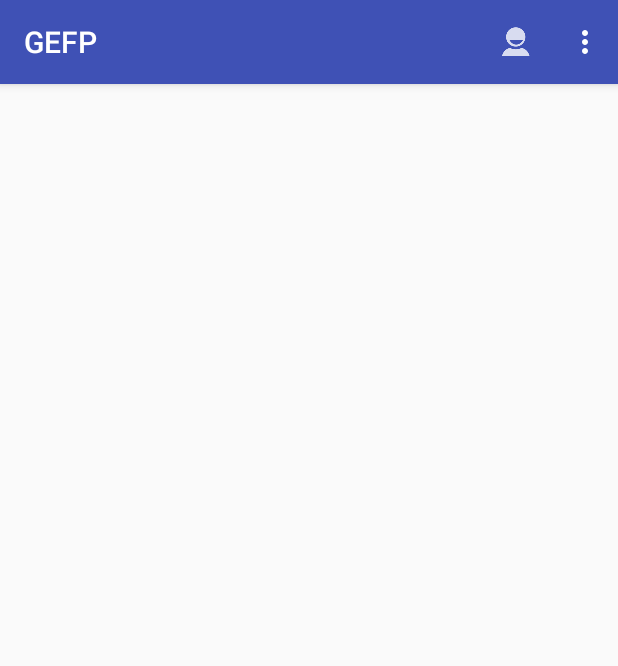
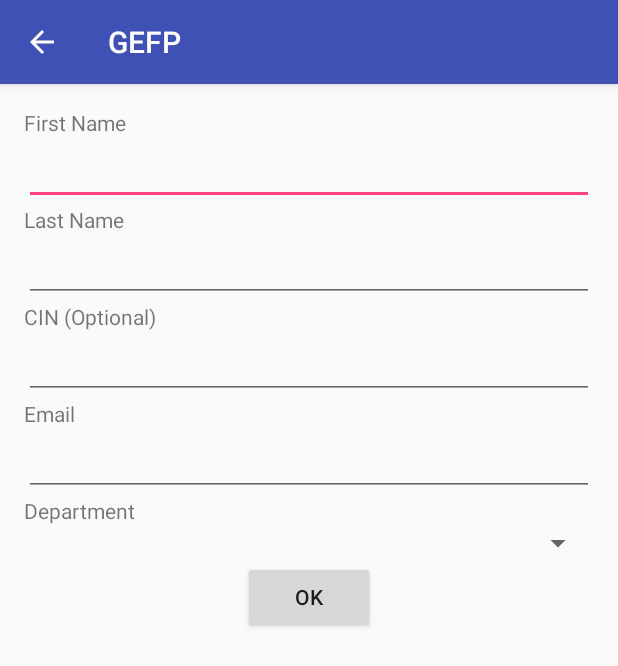
Before and after one commit to cysun/gefp-aa, an Android app: the StagesActivity screen opened directly, with no data from a screen before it, after a tap on "Profile", on a phone screen of 412 x 824 dp. Shown: the top 666 px of the screen. Run offline under Robolectric (Android 15) with nearby library versions, the phone set to English and light mode, and no system bars; network calls fail; 2 statements that could not run were skipped.

Commit message:
Added profile activity. Prototype completed.

```diff
--- a/app/src/main/java/csula/edu/gefp/LoginActivity.java
+++ b/app/src/main/java/csula/edu/gefp/LoginActivity.java
@@ -56,8 +56,7 @@ public class LoginActivity extends AppCompatActivity {
                 msg = getResources().getString(R.string.toast_login_success);
                 startDefaultActivity();
             }
-            Toast.makeText(getApplicationContext(), msg, Toast.LENGTH_SHORT)
-                    .show();
+            Toast.makeText(getApplicationContext(), msg, Toast.LENGTH_SHORT).show();
         }
     }
 
--- /dev/null
+++ b/app/src/main/java/csula/edu/gefp/ProfileActivity.java
@@ -0,0 +1,170 @@
+package csula.edu.gefp;
+
+import android.os.AsyncTask;
+import android.os.Bundle;
+import android.support.v7.app.AppCompatActivity;
+import android.text.Editable;
+import android.text.TextWatcher;
+import android.util.Log;
+import android.view.View;
+import android.widget.AdapterView;
+import android.widget.ArrayAdapter;
+import android.widget.Button;
+import android.widget.EditText;
+import android.widget.Spinner;
+import android.widget.Toast;
+
+import java.util.ArrayList;
+import java.util.List;
+
+import csula.edu.gefp.model.Department;
+import csula.edu.gefp.model.User;
+import csula.edu.gefp.model.UserData;
+
+public class ProfileActivity extends AppCompatActivity {
+
+    private User user;
+    private boolean profileChanged;
+    private List<Department> departments;
+
+    private EditText profileFirstName, profileLastName, profileCin, profileEmail;
+
+    private Spinner profileDepartment;
+    private ArrayAdapter<Department> departmentsAdapter;
+
+    @Override
+    protected void onCreate(Bundle savedInstanceState) {
+        super.onCreate(savedInstanceState);
+        setContentView(R.layout.activity_profile);
+
+        user = new User();
+        UserData.getInstance(this).getUser().copyTo(user);
+        profileChanged = false;
+
+        profileFirstName = (EditText) findViewById(R.id.profileFirstName);
+        profileFirstName.setText(user.getFirstName());
+        profileFirstName.addTextChangedListener(new FieldTextWatcher("firstName"));
+        profileLastName = (EditText) findViewById(R.id.profileLastName);
+        profileLastName.setText(user.getLastName());
+        profileLastName.addTextChangedListener(new FieldTextWatcher("lastName"));
+        profileCin = (EditText) findViewById(R.id.profileCin);
+        profileCin.setText(user.getCin());
+        profileCin.addTextChangedListener(new FieldTextWatcher("cin"));
+        profileEmail = (EditText) findViewById(R.id.profileEmail);
+        profileEmail.setText(user.getEmail());
+        profileEmail.addTextChangedListener(new FieldTextWatcher("email"));
+
+        departments = new ArrayList<>();
+        departments.add(user.getMajor());
+        departmentsAdapter = new ArrayAdapter<>(this, android.R.layout.simple_spinner_item, departments);
+        departmentsAdapter.setDropDownViewResource(android.R.layout.simple_spinner_dropdown_item);
+        profileDepartment = (Spinner) findViewById(R.id.profileDepartment);
+        profileDepartment.setAdapter(departmentsAdapter);
+        profileDepartment.setOnItemSelectedListener(new AdapterView.OnItemSelectedListener() {
+            @Override
+            public void onItemSelected(AdapterView<?> parent, View view, int position, long id) {
+                Department department = departments.get(position);
+                if (department.getId() != user.getMajor().getId()) {
+                    user.setMajor(department);
+                    profileChanged = true;
+                }
+            }
+
+            @Override
+            public void onNothingSelected(AdapterView<?> parent) {
+            }
+        });
+        (new DepartmentsTask()).execute();
+
+        Button profileButton = (Button) findViewById(R.id.profileButton);
+        profileButton.setOnClickListener(new View.OnClickListener() {
+            @Override
+            public void onClick(View v) {
+                if (!profileChanged) finish();
+                else
+                    (new ProfileTask()).execute();
+            }
+        });
+    }
+
+    private class FieldTextWatcher implements TextWatcher {
+
+        private String fieldName;
+
+        private FieldTextWatcher(String fieldName) {
+            this.fieldName = fieldName;
+        }
+
+        @Override
+        public void beforeTextChanged(CharSequence s, int start, int count, int after) {
+        }
+
+        @Override
+        public void onTextChanged(CharSequence s, int start, int before, int count) {
+            profileChanged = true;
+            switch (fieldName) {
+                case "firstName":
+                    user.setFirstName(s.toString());
+                    break;
+                case "lastName":
+                    user.setLastName(s.toString());
+                    break;
+                case "cin":
+                    user.setCin(s.toString());
+                    break;
+                case "email":
+                    user.setEmail(s.toString());
+                    break;
+                default:
+                    Log.w("ProfileActivity", "Unrecognized field: " + fieldName);
+            }
+        }
+
+        @Override
+        public void afterTextChanged(Editable s) {
+        }
+    }
+
+    private class DepartmentsTask extends AsyncTask<Void, Void, List<Department>> {
+
+        @Override
+        protected List<Department> doInBackground(Void... params) {
+            return WebServiceClient.getDepartments();
+        }
+
+        @Override
+        protected void onPostExecute(List<Department> departments) {
+            ProfileActivity.this.departments = departments;
+            departmentsAdapter.clear();
+            departmentsAdapter.addAll(departments);
+            departmentsAdapter.notifyDataSetChanged();
+            for (int i = 0; i < departments.size(); ++i)
+                if (departments.get(i).getId() == user.getMajor().getId()) {
+                    profileDepartment.setSelection(i);
+                    break;
+                }
+        }
+    }
+
+    private class ProfileTask extends AsyncTask<Void, Void, User> {
+
+        @Override
+        protected User doInBackground(Void... params) {
+            return WebServiceClient.updateProfile(user);
+        }
+
+        @Override
+        protected void onPostExecute(User returnedUser) {
+            String msg = getResources().getString(R.string.toast_profile_failure);
+            if (returnedUser != null) {
+                UserData userData = UserData.getInstance(getApplicationContext());
+                user.copyTo(userData.getUser());
+                userData.toPreferences();
+                profileChanged = false;
+                msg = getResources().getString(R.string.toast_profile_success);
+            }
+            Toast.makeText(getApplicationContext(), msg, Toast.LENGTH_SHORT).show();
+        }
+    }
+
+}
--- a/app/src/main/java/csula/edu/gefp/StagesActivity.java
+++ b/app/src/main/java/csula/edu/gefp/StagesActivity.java
@@ -49,6 +49,9 @@ public class StagesActivity extends AppCompatActivity {
     @Override
     public boolean onOptionsItemSelected(MenuItem item) {
         switch (item.getItemId()) {
+            case R.id.menu_item_profile:
+                startActivity(new Intent(getApplicationContext(), ProfileActivity.class));
+                return true;
             case R.id.menu_item_logout:
                 UserData.getInstance(this).clear();
                 Intent intent = new Intent(StagesActivity.this, LoginActivity.class);
--- /dev/null
+++ b/app/src/main/res/layout/activity_profile.xml
@@ -0,0 +1,102 @@
+<?xml version="1.0" encoding="utf-8"?>
+<RelativeLayout xmlns:android="http://schemas.android.com/apk/res/android"
+    xmlns:tools="http://schemas.android.com/tools"
+    android:layout_width="match_parent"
+    android:layout_height="match_parent"
+    android:paddingBottom="@dimen/activity_vertical_margin"
+    android:paddingLeft="@dimen/activity_horizontal_margin"
+    android:paddingRight="@dimen/activity_horizontal_margin"
+    android:paddingTop="@dimen/activity_vertical_margin"
+    tools:context="csula.edu.gefp.ProfileActivity">
+
+    <TextView
+        android:id="@+id/profileLabelFirstName"
+        android:layout_width="match_parent"
+        android:layout_height="wrap_content"
+        android:text="First Name" />
+
+    <EditText
+        android:id="@+id/profileFirstName"
+        android:layout_width="match_parent"
+        android:layout_height="wrap_content"
+        android:layout_alignParentLeft="true"
+        android:layout_alignParentStart="true"
+        android:layout_below="@+id/profileLabelFirstName" />
+
+    <TextView
+        android:id="@+id/profileLabelLastName"
+        android:layout_width="match_parent"
+        android:layout_height="wrap_content"
+        android:layout_alignParentLeft="true"
+        android:layout_alignParentStart="true"
+        android:layout_below="@+id/profileFirstName"
+        android:text="Last Name" />
+
+    <EditText
+        android:id="@+id/profileLastName"
+        android:layout_width="match_parent"
+        android:layout_height="wrap_content"
+        android:layout_alignParentLeft="true"
+        android:layout_alignParentStart="true"
+        android:layout_below="@+id/profileLabelLastName" />
+
+    <TextView
+        android:id="@+id/profileLabelCin"
+        android:layout_width="match_parent"
+        android:layout_height="wrap_content"
+        android:layout_alignParentLeft="true"
+        android:layout_alignParentStart="true"
+        android:layout_below="@+id/profileLastName"
+        android:text="CIN (Optional)" />
+
+    <EditText
+        android:id="@+id/profileCin"
+        android:layout_width="match_parent"
+        android:layout_height="wrap_content"
+        android:layout_alignParentLeft="true"
+        android:layout_alignParentStart="true"
+        android:layout_below="@+id/profileLabelCin" />
+
+    <TextView
+        android:id="@+id/profileLabelEmail"
+        android:layout_width="match_parent"
+        android:layout_height="wrap_content"
+        android:layout_alignParentLeft="true"
+        android:layout_alignParentStart="true"
+        android:layout_below="@+id/profileCin"
+        android:text="Email" />
+
+    <EditText
+        android:id="@+id/profileEmail"
+        android:layout_width="match_parent"
+        android:layout_height="wrap_content"
+        android:layout_alignParentLeft="true"
+        android:layout_alignParentStart="true"
+        android:layout_below="@+id/profileLabelEmail" />
+
+    <TextView
+        android:id="@+id/profileLabelDepartment"
+        android:layout_width="match_parent"
+        android:layout_height="wrap_content"
+        android:layout_alignParentLeft="true"
+        android:layout_alignParentStart="true"
+        android:layout_below="@+id/profileEmail"
+        android:text="Department" />
+
+    <Spinner
+        android:id="@+id/profileDepartment"
+        android:layout_width="match_parent"
+        android:layout_height="wrap_content"
+        android:layout_alignParentLeft="true"
+        android:layout_alignParentStart="true"
+        android:layout_below="@+id/profileLabelDepartment" />
+
+    <Button
+        android:id="@+id/profileButton"
+        android:layout_width="wrap_content"
+        android:layout_height="wrap_content"
+        android:layout_below="@+id/profileDepartment"
+        android:layout_centerHorizontal="true"
+        android:text="OK" />
+
+</RelativeLayout>
--- a/app/src/main/res/values/strings.xml
+++ b/app/src/main/res/values/strings.xml
@@ -5,6 +5,8 @@
     </string>
     <string name="toast_login_success">Login successful!</string>
     <string name="toast_login_failure">Login failed!</string>
+    <string name="toast_profile_success">Profile Updated!</string>
+    <string name="toast_profile_failure">Failed to update profile!</string>
     <string name="menu_item_profile">Profile</string>
     <string name="menu_item_logout">Logout</string>
 </resources>
```
Also changed, not shown: app/src/main/AndroidManifest.xml (+6 -1 lines), app/src/main/java/csula/edu/gefp/JsonParser.java (+13 -9 lines), app/src/main/java/csula/edu/gefp/WebServiceClient.java (+59 -0 lines), app/src/main/java/csula/edu/gefp/model/Department.java (+12 -0 lines), app/src/main/java/csula/edu/gefp/model/User.java (+14 -32 lines), app/src/main/java/csula/edu/gefp/model/UserData.java (+15 -6 lines).
